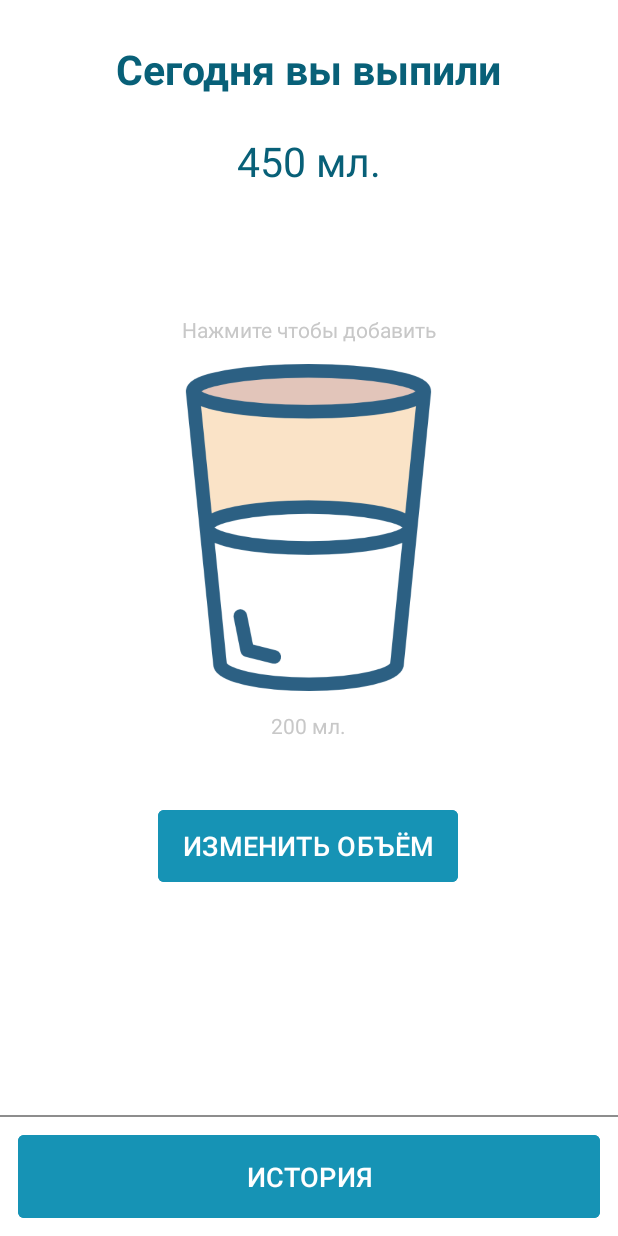
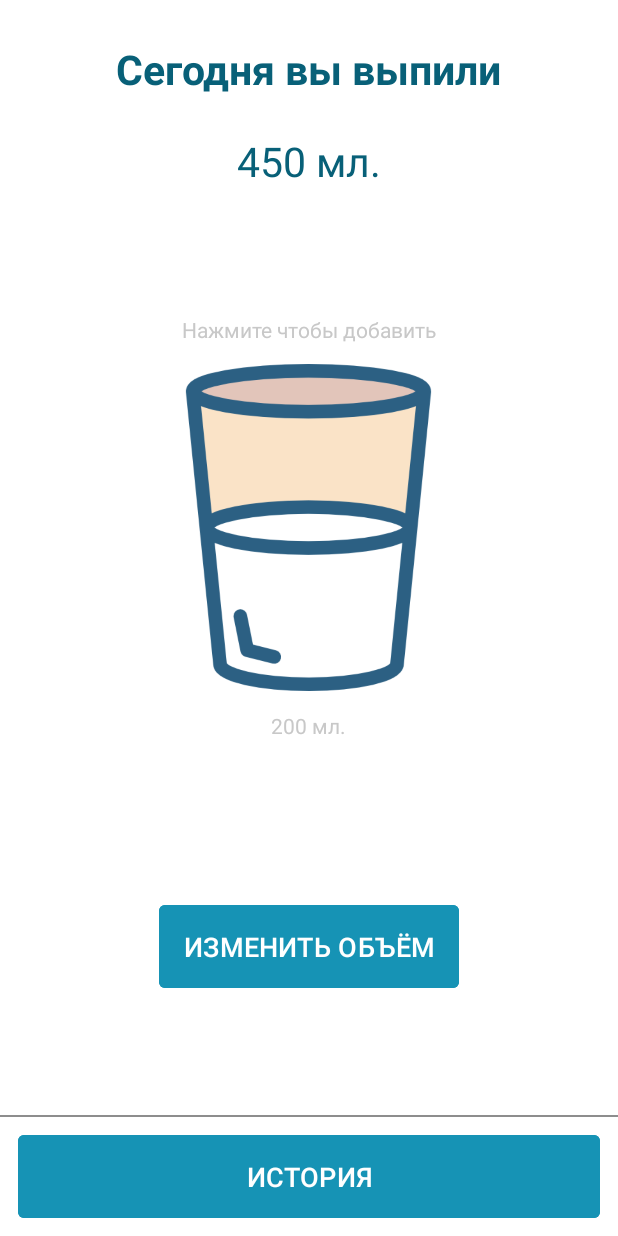
Before and after one commit to DezignaR/WaterApp, an Android app: the fragment GeneralFragment placed in its activity, on a phone screen of 412 x 824 dp. Run offline under Robolectric (Android 15) with nearby library versions, the phone set to English and light mode, and no system bars; libraries missing offline, so code that uses them is left out: ru.terrakok.cicerone; 2 statements that could not run were skipped.

Commit message:
L-02 Верстка
Cверстал change_value_dialog.xml;
Подключил ChangeDialogFragment.kt к GeneralFragment.kt на кнопку изменить;
настроил стиль кнопки;

```diff
--- a/app/build.gradle
+++ b/app/build.gradle
@@ -1,6 +1,7 @@
 plugins {
     id 'com.android.application'
     id 'kotlin-android'
+    id 'kotlin-android-extensions'
 }
 
 android {
@@ -40,6 +41,7 @@ dependencies {
     implementation 'com.google.android.material:material:1.1.0'
     implementation 'androidx.constraintlayout:constraintlayout:1.1.3'
     implementation 'ru.terrakok.cicerone:cicerone:5.1.1'
+    implementation 'com.google.android.material:material:1.2.1'
     testImplementation 'junit:junit:4.+'
     androidTestImplementation 'androidx.test.ext:junit:1.1.1'
     androidTestImplementation 'androidx.test.espresso:espresso-core:3.2.0'
--- a/app/src/main/java/com/example/waterapp/GeneralFragment.kt
+++ b/app/src/main/java/com/example/waterapp/GeneralFragment.kt
@@ -3,10 +3,19 @@ package com.example.waterapp
 import android.os.Bundle
 import android.view.View
 import androidx.fragment.app.Fragment
+import kotlinx.android.synthetic.main.general_fragment.*
 
 class GeneralFragment : Fragment(R.layout.general_fragment) {
     override fun onViewCreated(view: View, savedInstanceState: Bundle?) {
         super.onViewCreated(view, savedInstanceState)
-//       SampleApplication.INSTANCE.router.navigateTo()
+        initListeners()
+    }
+
+    private fun initListeners() {
+        btnChangeVolume.setOnClickListener { showDialog() }
+    }
+
+    private fun showDialog() {
+        ChangeDialogFragment.newInstance().show(childFragmentManager, "")
     }
 }
--- a/app/src/main/res/layout/general_fragment.xml
+++ b/app/src/main/res/layout/general_fragment.xml
@@ -71,17 +71,12 @@
         android:id="@+id/btnChangeVolume"
         style="@style/Button"
         android:layout_width="wrap_content"
-        android:layout_height="wrap_content"
         android:layout_marginTop="@dimen/space_small"
-        android:backgroundTint="@color/main_blue"
         android:text="@string/change_volume"
-        android:textSize="@dimen/font_size_medium"
         app:layout_constraintBottom_toTopOf="@id/btnHistory"
         app:layout_constraintEnd_toEndOf="parent"
-        app:layout_constraintHorizontal_bias="0.498"
         app:layout_constraintStart_toStartOf="parent"
-        app:layout_constraintTop_toBottomOf="@id/ivWaterGlass"
-        app:layout_constraintVertical_bias="0.117" />
+        app:layout_constraintTop_toBottomOf="@id/ivWaterGlass" />
 
     <View
         android:layout_width="@dimen/match_constraint"
@@ -97,10 +92,7 @@
         android:id="@+id/btnHistory"
         style="@style/Button"
         android:layout_width="@dimen/match_constraint"
-        android:layout_margin="@dimen/space_small"
-        android:backgroundTint="@color/main_blue"
         android:text="@string/history"
-        android:textSize="@dimen/font_size_medium"
         app:layout_constraintBottom_toBottomOf="parent"
         app:layout_constraintEnd_toEndOf="parent"
         app:layout_constraintStart_toStartOf="parent" />
--- a/app/src/main/res/values/strings.xml
+++ b/app/src/main/res/values/strings.xml
@@ -6,5 +6,8 @@
     <string name="change_volume">Изменить объём</string>
     <string name="history">История</string>
     <string name="glass_title">Нажмите чтобы добавить</string>
+    <string name="apply">Применить</string>
+    <string name="input_value_hint">Объём, мл.</string>
+    <string name="input_time_hint">ЧЧ:ММ</string>
 
 </resources>
--- a/app/src/main/res/values/styles_components.xml
+++ b/app/src/main/res/values/styles_components.xml
@@ -8,5 +8,8 @@
         <item name="android:letterSpacing">0.01</item>
         <item name="android:stateListAnimator">@null</item>
         <item name="android:layout_height">55dp</item>
+        <item name="android:backgroundTint">@color/main_blue</item>
+        <item name="android:textSize">@dimen/font_size_medium</item>
+        <item name="android:layout_margin">@dimen/space_small</item>
     </style>
 </resources>
```
Also changed, not shown: app/src/main/java/com/example/waterapp/ChangeDialogFragment.kt (added, +34 -0 lines), app/src/main/res/drawable/ic_bottom_handle.xml (added, +10 -0 lines), app/src/main/res/layout/change_value_dialog.xml (added, +60 -0 lines).
